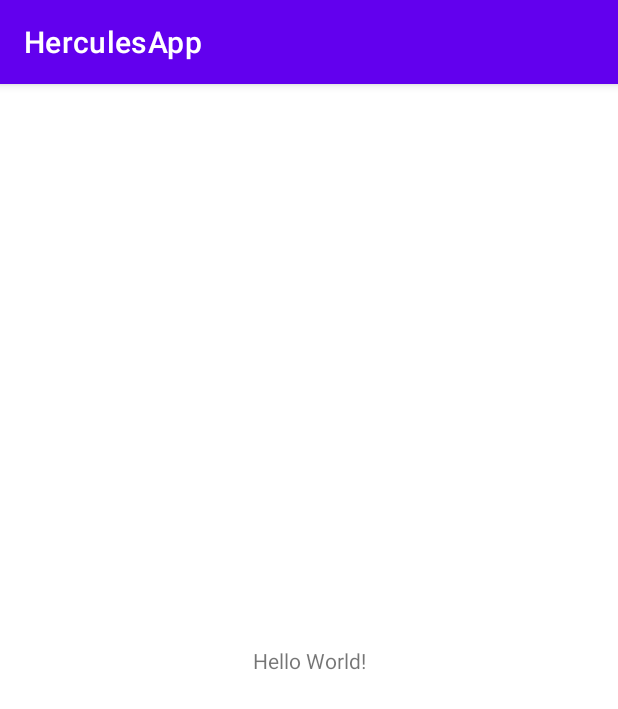
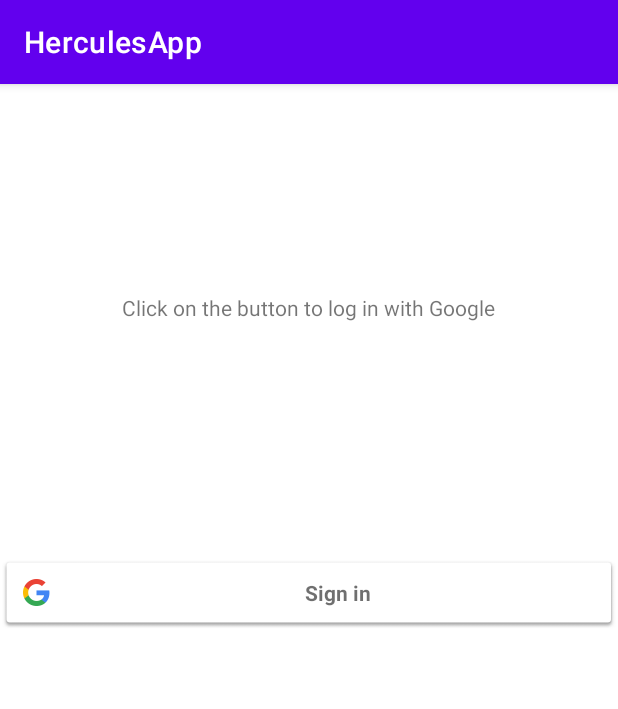
Before and after one commit to SaiBossUltra/HerculesApp, an Android app: the screen it shows after launch (MainActivity), on a phone screen of 412 x 824 dp. Shown: the top 709 px of the screen. Run offline under Robolectric (Android 15) with nearby library versions, the phone set to English and light mode, and no system bars.

Commit message:
commit 1

```diff
--- a/app/build.gradle
+++ b/app/build.gradle
@@ -37,6 +37,9 @@ dependencies {
     implementation 'androidx.appcompat:appcompat:1.3.0'
     implementation 'com.google.android.material:material:1.4.0'
     implementation 'androidx.constraintlayout:constraintlayout:2.0.4'
+
+    implementation 'com.google.android.gms:play-services-auth:20.2.0'
+
     testImplementation 'junit:junit:4.13.2'
     androidTestImplementation 'androidx.test.ext:junit:1.1.3'
     androidTestImplementation 'androidx.test.espresso:espresso-core:3.4.0'
--- a/app/src/main/AndroidManifest.xml
+++ b/app/src/main/AndroidManifest.xml
@@ -2,6 +2,8 @@
 <manifest xmlns:android="http://schemas.android.com/apk/res/android"
     xmlns:tools="http://schemas.android.com/tools"
     package="com.example.herculesapp">
+
+    <uses-permission android:name="android.permission.INTERNET"/>
 
     <application
         android:allowBackup="true"
--- a/app/src/main/java/com/example/herculesapp/MainActivity.kt
+++ b/app/src/main/java/com/example/herculesapp/MainActivity.kt
@@ -3,7 +3,8 @@ package com.example.herculesapp
 import androidx.appcompat.app.AppCompatActivity
 import android.os.Bundle
 
-class MainActivity : AppCompatActivity() {
+class MainActivity : AppCompatActivity(){
+
     override fun onCreate(savedInstanceState: Bundle?) {
         super.onCreate(savedInstanceState)
         setContentView(R.layout.activity_main)
--- a/app/src/main/res/layout/activity_main.xml
+++ b/app/src/main/res/layout/activity_main.xml
@@ -9,10 +9,23 @@
     <TextView
         android:layout_width="wrap_content"
         android:layout_height="wrap_content"
-        android:text="Hello World!"
+        android:text="Click on the button to log in with Google"
         app:layout_constraintBottom_toBottomOf="parent"
         app:layout_constraintEnd_toEndOf="parent"
+        app:layout_constraintHorizontal_bias="0.496"
         app:layout_constraintStart_toStartOf="parent"
-        app:layout_constraintTop_toTopOf="parent" />
+        app:layout_constraintTop_toTopOf="parent"
+        app:layout_constraintVertical_bias="0.186" />
+
+    <com.google.android.gms.common.SignInButton
+        android:layout_width="match_parent"
+        android:layout_height="wrap_content"
+        app:layout_constraintBottom_toBottomOf="parent"
+        app:layout_constraintEnd_toEndOf="parent"
+        app:layout_constraintHorizontal_bias="0.0"
+        app:layout_constraintStart_toStartOf="parent"
+        app:layout_constraintTop_toTopOf="parent"
+        app:layout_constraintVertical_bias="0.437"
+        android:id="@+id/google_sign_in"/>
 
 </androidx.constraintlayout.widget.ConstraintLayout>
--- a/build.gradle
+++ b/build.gradle
@@ -3,8 +3,10 @@ plugins {
     id 'com.android.application' version '7.2.1' apply false
     id 'com.android.library' version '7.2.1' apply false
     id 'org.jetbrains.kotlin.android' version '1.6.10' apply false
+
 }
 
 task clean(type: Delete) {
     delete rootProject.buildDir
+
 }
```
Also changed, not shown: 1 other file.
